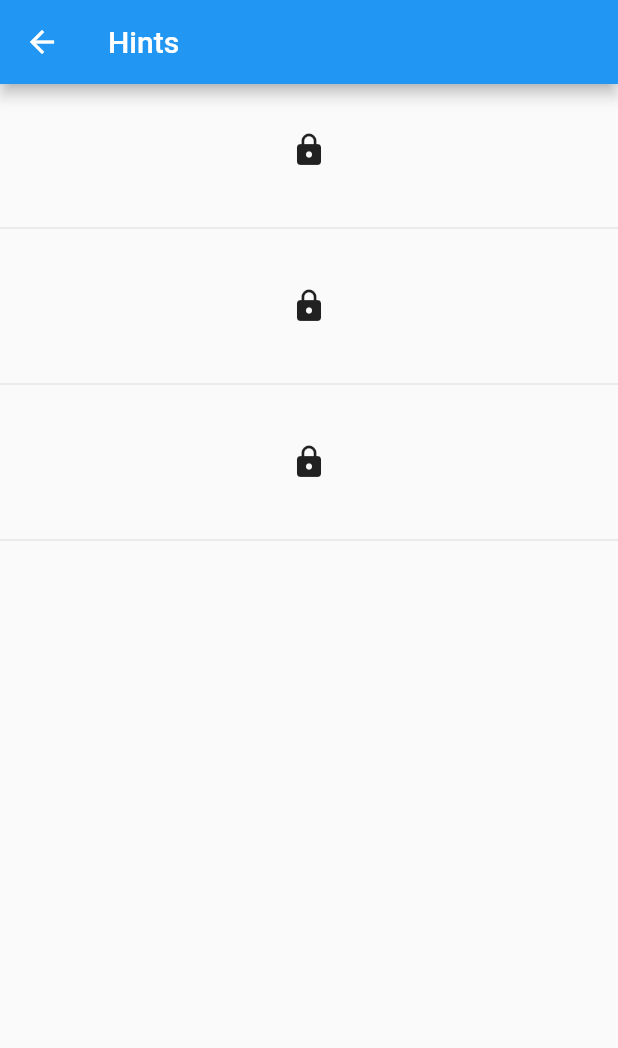
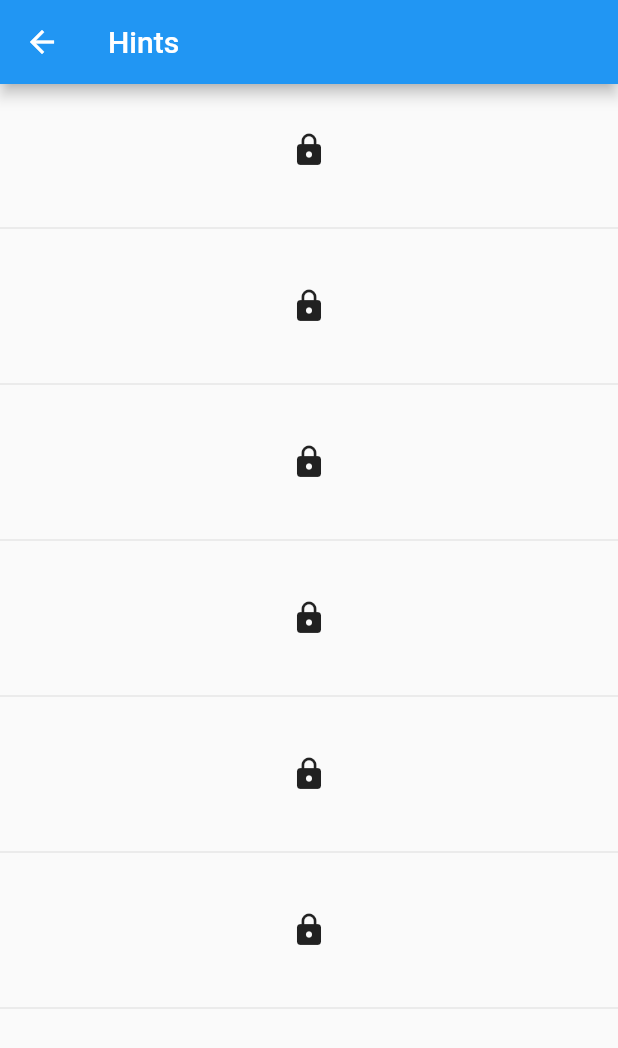
Before and after one commit to ubilab-ws20/puzzle1, a Flutter app: the Puzzle1Screen screen opened directly, after a tap on the "help" icon, on a phone screen of 412 x 824 dp. Shown: the top 1048 px of the screen. Run offline on Flutter 3.47's test engine with Material 2 defaults, Android fonts, the phone set to English and light mode, and no system bars; our stand-ins replace audioplayers, flutter_map, geolocator, latlong, numberpicker, page_transition and 1 more; missing offline and left inert: motion_sensors, user_location; statements that could not run were skipped.

Commit message:
Updated puzzle 1 & added initial story texts

```diff
--- a/lib/framework/game.dart
+++ b/lib/framework/game.dart
@@ -31,7 +31,14 @@ class Game {
 
   GlobalKey<StoryWidgetState> storyIntroWidgetyKey = GlobalKey();
   GlobalKey<StoryWidgetState> storyOutroWidgetyKey = GlobalKey();
-  List<String> gameStartTexts = ["Game Start 1", "Game Start 2", "Game Start 3"];
+  List<String> gameStartTexts = ["A few days ago something mysterious happened in Freiburg.",
+    "The famous and ingenious Prof. Dr. Y has disappeared and no one really knows what has happend to him.",
+    "The official version is that he is suffering from a severe illness.",
+    "But people who were working closely with him are heavily doubting this.",
+    "While thinking about the real reason for his disappearance you see a strange text message popping up on your phone. It says:",
+    "\"Scientists discovered the 6 key elements for a balanced, peaceful and happy life. The first one of them is healthy nutrition. So WHY don't you go and search for the right food for you personal needs?\"",
+    "Strange..."
+  ];
 
   BuildContext _context;
   String _teamName = "";
--- a/lib/framework/storyWidget.dart
+++ b/lib/framework/storyWidget.dart
@@ -1,4 +1,5 @@
 import 'package:flutter/material.dart';
+import 'package:vibration/vibration.dart';
 import 'package:ubilab_scavenger_hunt/framework/game.dart';
 
 const String stringNext = "Next";
@@ -57,6 +58,7 @@ class StoryWidgetState extends State<StoryWidget> {
     _textIndex = -1;
     _isIntro = isIntro;
     _nextText();
+    Vibration.vibrate(duration: 500);
   }
 
   /// Resets the content & hides the widget.
--- a/lib/puzzle_1/puzzle1.dart
+++ b/lib/puzzle_1/puzzle1.dart
@@ -7,7 +7,13 @@ import 'package:ubilab_scavenger_hunt/puzzle_1/puzzle1Screen.dart';
 class Puzzle1 extends PuzzleBase {
   static Puzzle1 _instance;
 
-  List<String> hintTexts = ["Puzzle 1 Hint 1", "Puzzle 1 Hint 2", "Puzzle 1 Hint 3"];
+  List<String> hintTexts = ["What does the second text message tell you to do?",
+    "Explore the location and listen carefully!",
+    "At certain locations in and around the building sounds are played, telling you the numbers to use for the vault.",
+    "What may this graph-like structure be about? Is it there for a reason?",
+    "The order of the numbers can be derived from the graph-like structure.",
+    "Each point represents one of the numbers. Their relative positions to each other tell you the order how they have to be inserted in the number pickers."
+  ];
 
   Puzzle1() {
     _instance = this;
@@ -23,7 +29,11 @@ class Puzzle1 extends PuzzleBase {
 
   @override
   List<String> getPuzzleSearchHints() {
-    return ["Search Puzzle 1 Hint 1", "Search Puzzle 1 Hint 2", "Search Puzzle 1 Hint 3"];
+    return ["What might be the reason for having \"WHY\" written in capital letters in this strange text message?",
+      "Could this be a hint to or from Prof. Dr. Y?",
+      "Where does the content of the message lead you to?",
+      "Find a location which is closely linked to nutrition."
+    ];
   }
 
   @override
@@ -33,12 +43,22 @@ class Puzzle1 extends PuzzleBase {
 
   @override
   List<String> getIntroTexts() {
-    return ["Puzzle 1 Intro 1", "Puzzle 1 Intro 2", "Puzzle 1 Intro 3"];
+    return ["Ok, let's be honest. Of course you could not resist the feeling that this odd text message had a reason.",
+      "The capital letters \"WHY\" must have been a hint to Prof. Dr. Y! ...what a silly thought.",
+      "You went to the canteen and found absolutely nothing...of course not. It was just a stupid advertising message.",
+      "But suddenly another text message comes in:",
+      "\"The second key for a better life is living in the here and now. Whereever you are, discover your surrounding and listen to what it tells you!\"",
+      "Ok...well that was...but wait? Your phone starts to show something like a vault...and you cannot control it anymore!",
+      "What is happening???"
+    ];
   }
 
   @override
   List<String> getOutroTexts() {
-    return ["Puzzle 1 Outro 1", "Puzzle 1 Outro 2", "Puzzle 1 Outro 3"];
+    return ["Puzzle 1 Outro 1",
+      "Puzzle 1 Outro 2",
+      "Puzzle 1 Outro 3"
+    ];
   }
 
   @override
@@ -46,6 +66,8 @@ class Puzzle1 extends PuzzleBase {
     Navigator.of(context).push(
       PageTransition(
         type: PageTransitionType.fade,
+        duration: Duration(seconds: 1),
+        reverseDuration: Duration(seconds: 1),
         child: Puzzle1Screen(),
       )
     );
--- a/lib/puzzle_1/puzzle1Screen.dart
+++ b/lib/puzzle_1/puzzle1Screen.dart
@@ -8,16 +8,7 @@ import 'package:ubilab_scavenger_hunt/framework/gameMenuScreen.dart';
 import 'package:ubilab_scavenger_hunt/framework/hintScreen.dart';
 import 'package:ubilab_scavenger_hunt/framework/game.dart';
 
-// TODO:
-// - Add bluetooth beacon functionality
-// - Record audios and include them here
-// - Fade between game main screen & puzzle with black screen in between
-//
-// - Make everything nice and fancy
-// - Add game overview
-// - Add hints
-
-const String stringScreenName = "Puzzle 1";
+const String stringScreenName = "The Vault";
 const String stringSubmitButtonText = "Open";
 const String stringNotSolved = "Damn. So close!";
 
@@ -40,8 +31,13 @@ class _Puzzle1ScreenState extends State<Puzzle1Screen> {
   List<Secret> _secrets = [Secret(50), Secret(50), Secret(50), Secret(50), Secret(50), Secret(50)];
 
   @override
+  void initState() {
+    super.initState();
+    Game.getInstance().updateCurrentHints(Puzzle1.getInstance().hintTexts);
+  }
+
+  @override
   Widget build(BuildContext context) {
-    Game.getInstance().updateCurrentHints(Puzzle1.getInstance().hintTexts);
     SystemChrome.setPreferredOrientations([
       DeviceOrientation.portraitUp,
     ]);
@@ -56,7 +52,15 @@ class _Puzzle1ScreenState extends State<Puzzle1Screen> {
             gameMenuIconButton(context),
           ],
         ),
-        body: SafeArea(
+        body: Container(
+          constraints: BoxConstraints.expand(),
+          decoration: BoxDecoration(
+            image: DecorationImage(
+              image: AssetImage("assets/vault.jpg"),
+              fit: BoxFit.cover,
+            ),
+          ),
+          child: SafeArea(
             child: Column(
               mainAxisAlignment: MainAxisAlignment.center,
               children: <Widget>[
@@ -70,6 +74,7 @@ class _Puzzle1ScreenState extends State<Puzzle1Screen> {
                 Spacer(),
                 Spacer(),
               ],
+            ),
           ),
         ),
       ),
@@ -115,38 +120,44 @@ class _Puzzle1ScreenState extends State<Puzzle1Screen> {
   }
 
   /// Plays the sound for secret 1.
+  /// 46
   void _playSecret1() async {
-    await _playSecret("goat.mp3");
+    await _playSecret("46.mp3");
     print("<secret 1 sound>");
   }
 
   /// Plays the sound for secret 2.
+  /// 2
   void _playSecret2() async {
-    await _playSecret("goat.mp3");
+    await _playSecret("2.mp3");
     print("<secret 2 sound>");
   }
 
   /// Plays the sound for secret 3.
+  /// 30
   void _playSecret3() async {
-    await _playSecret("goat.mp3");
+    await _playSecret("30.mp3");
     print("<secret 3 sound>");
   }
 
   /// Plays the sound for secret 4.
+  /// 89
   void _playSecret4() async {
-    await _playSecret("goat.mp3");
+    await _playSecret("89.mp3");
     print("<secret 4 sound>");
   }
 
   /// Plays the sound for secret 5.
+  /// 51
   void _playSecret5() async {
-    await _playSecret("goat.mp3");
+    await _playSecret("51.mp3");
     print("<secret 5 sound>");
   }
 
   /// Plays the sound for secret 6.
+  /// 73
   void _playSecret6() async {
-    await _playSecret("goat.mp3");
+    await _playSecret("73.mp3");
     print("<secret 6 sound>");
   }
 
@@ -189,8 +200,19 @@ class _Puzzle1ScreenState extends State<Puzzle1Screen> {
             secret.val = newValue;
           });
         },
+        textStyle: TextStyle(
+          fontSize: 14.0,
+          color: Colors.grey,
+        ),
+        selectedTextStyle: TextStyle(
+          fontSize: 25.0,
+          color: Colors.orangeAccent,
+        ),
         decoration: BoxDecoration(
-          border: Border.all(),
+          border: Border.all(
+            color: Colors.grey,
+            width: 3.0,
+          ),
           borderRadius: BorderRadius.circular(12),
         ),
       ),
@@ -201,10 +223,16 @@ class _Puzzle1ScreenState extends State<Puzzle1Screen> {
   Widget _openButton() {
     return Container(
       margin: EdgeInsets.only(top: 30.0),
-      child: OutlinedButton(
+      child: ElevatedButton(
+        style: ButtonStyle(
+          backgroundColor: MaterialStateProperty.all<Color>(Colors.orangeAccent),
+        ),
         child: Text(
           stringSubmitButtonText,
-          style: TextStyle(fontSize: 40),
+          style: TextStyle(
+            fontSize: 40,
+            color: Colors.black,
+          ),
         ),
         onPressed: () { _onOpenPressed(context); },
       ),
```
Also changed, not shown: lib/main.dart (+7 -5 lines), pubspec.yaml (+7 -1 lines), assets/vault.jpg (added), pubspec.lock, 7 other files. Lines whose indentation alone changed are shown as unchanged.
